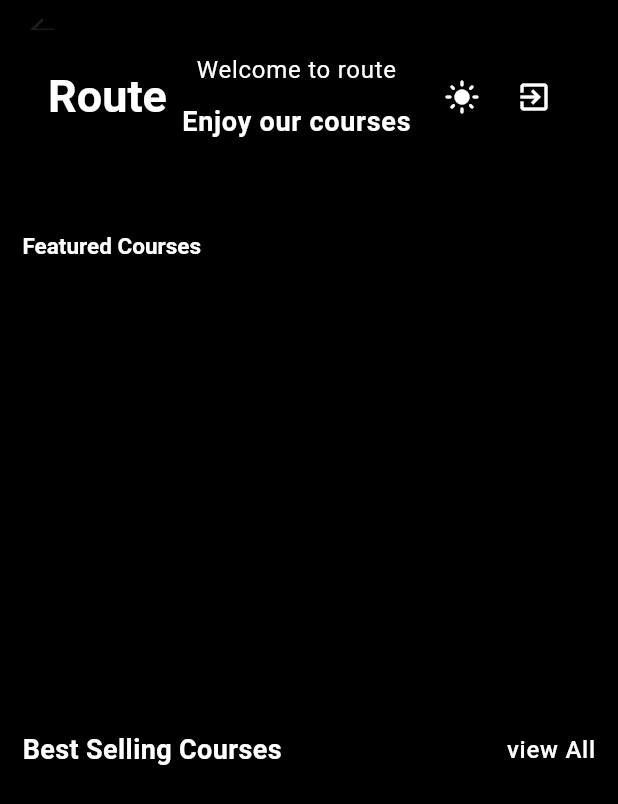
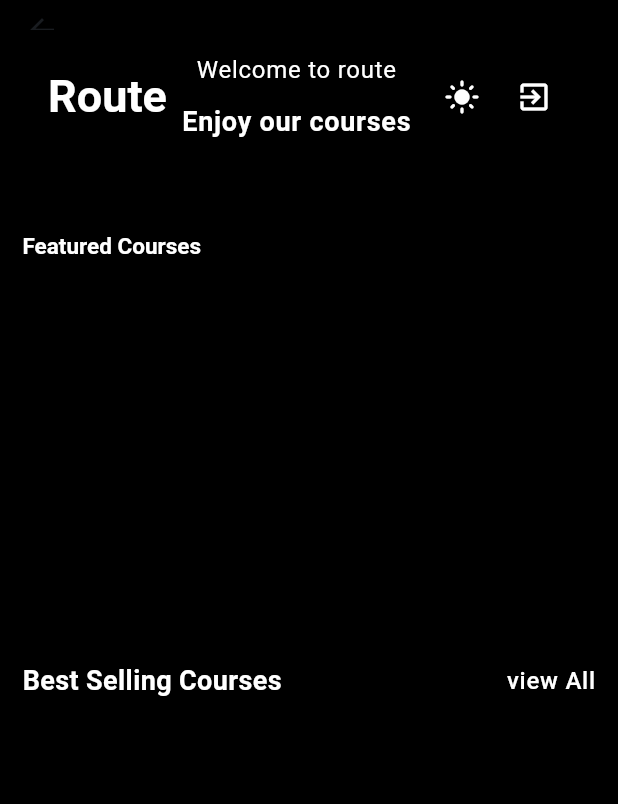
Before and after one commit to ehabMohamedSalah/CourseApp, a Flutter app: the HomeScreen screen opened by its route, on a phone screen of 412 x 824 dp. Shown: the top 804 px of the screen. Run offline on Flutter 3.47's test engine with Material 3 defaults, Android fonts, the phone set to English and light mode, and no system bars; our stand-ins replace cloud_firestore, firebase_auth, firebase_core, shared_preferences; accounts and stored records are empty.

```diff
--- a/lib/home/home_screen.dart
+++ b/lib/home/home_screen.dart
@@ -26,6 +26,7 @@ class HomeScreen extends StatelessWidget {
       ),
       body: Padding(
         padding: const EdgeInsets.all(15.0),
+        child: SingleChildScrollView(
           child: Column(
             children: [
               SingleChildScrollView(
@@ -70,8 +71,8 @@ class HomeScreen extends StatelessWidget {
                   stream: FireStoreHelper.ListenToFeaturedCourses() ,
                   builder: (BuildContext  context, snapshot) {
                     List<FeaturedCourses>AllFeatureCourse= snapshot.data ?? [];
-                   return    Expanded(
-                    flex: 2,
+                     return    Container(
+                       height: 250,
                        child: ListView.separated(
                            itemBuilder:  (context, index) => FeaturedCoursesWidget(featuredCourse:AllFeatureCourse[index] ),
                            separatorBuilder: (context, index) => Container(width: 10,),
@@ -83,8 +84,7 @@ class HomeScreen extends StatelessWidget {
 
 
           SizedBox(height: 18),
-           Expanded(flex: 0,
-             child: Row(
+             Row(
                mainAxisAlignment: MainAxisAlignment.spaceBetween,
                children: [
                  Text("Best Selling Courses",style: Theme.of(context).textTheme.bodyMedium,),
@@ -94,16 +94,17 @@ SizedBox(height: 18),
                    decorationThickness: 2, ),),
                ],
              ),
-           ),
               StreamBuilder(
                 stream:FireStoreHelper.ListenToBestCourses() ,
 
                 builder: (context, snapshot) {
                   List<BestSellingCourses>AllBestCourses=snapshot.data??[];
-                return Expanded(
-                  flex: 2,
+                  return Container(
+                    height: 360,
                     child: ListView.separated
                       (
+                      shrinkWrap: true,
+                        physics: NeverScrollableScrollPhysics(),
                         itemBuilder:  (context, index) => BestSellingWidget(bestCourse:AllBestCourses[index] ),
                         separatorBuilder: (context, index) => Container(
                           height: 25,
@@ -115,6 +116,7 @@ SizedBox(height: 18),
             ],
           ),
         ),
+      ),
 
     );
   }
```
Also changed, not shown: lib/home/featured_courses.dart (+18 -1 lines). Lines whose indentation alone changed are shown as unchanged.
